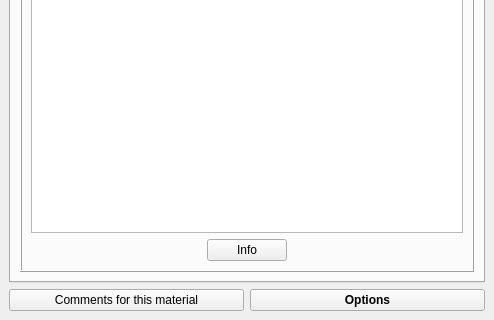
First picture: the form in src/gui/materialinspectorwindow.ui, repository andrmor/ANTS2, before the edit; both pictures show x 0 to 494 and y 314 to 634 of the 494 by 634 pixel window.
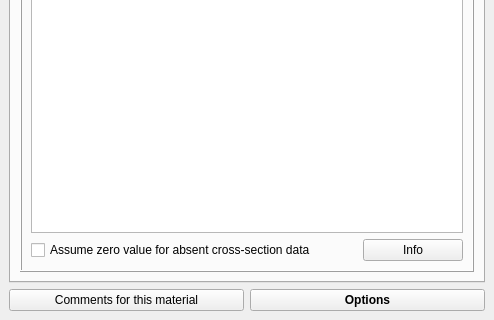
Second picture: the form after the edit.

The edit to the form file:
```diff
--- a/src/gui/materialinspectorwindow.ui
+++ b/src/gui/materialinspectorwindow.ui
@@ -2191,38 +2191,25 @@
                    <item>
                     <layout class="QHBoxLayout" name="horizontalLayout_11">
                      <item>
-                      <spacer name="horizontalSpacer_7">
-                       <property name="orientation">
-                        <enum>Qt::Horizontal</enum>
+                      <widget class="QCheckBox" name="cbAllowAbsentCsData">
+                       <property name="text">
+                        <string>Assume zero value for absent cross-section data</string>
                        </property>
-                       <property name="sizeHint" stdset="0">
-                        <size>
-                         <width>40</width>
-                         <height>20</height>
-                        </size>
-                       </property>
-                      </spacer>
+                      </widget>
                      </item>
                      <item>
                       <widget class="QPushButton" name="pbShowStatisticsOnElastic">
+                       <property name="maximumSize">
+                        <size>
+                         <width>100</width>
+                         <height>16777215</height>
+                        </size>
+                       </property>
                        <property name="text">
                         <string>Info</string>
                        </property>
                       </widget>
                      </item>
-                     <item>
-                      <spacer name="horizontalSpacer_8">
-                       <property name="orientation">
-                        <enum>Qt::Horizontal</enum>
-                       </property>
-                       <property name="sizeHint" stdset="0">
-                        <size>
-                         <width>40</width>
-                         <height>20</height>
-                        </size>
-                       </property>
-                      </spacer>
-                     </item>
                     </layout>
                    </item>
                   </layout>
```
